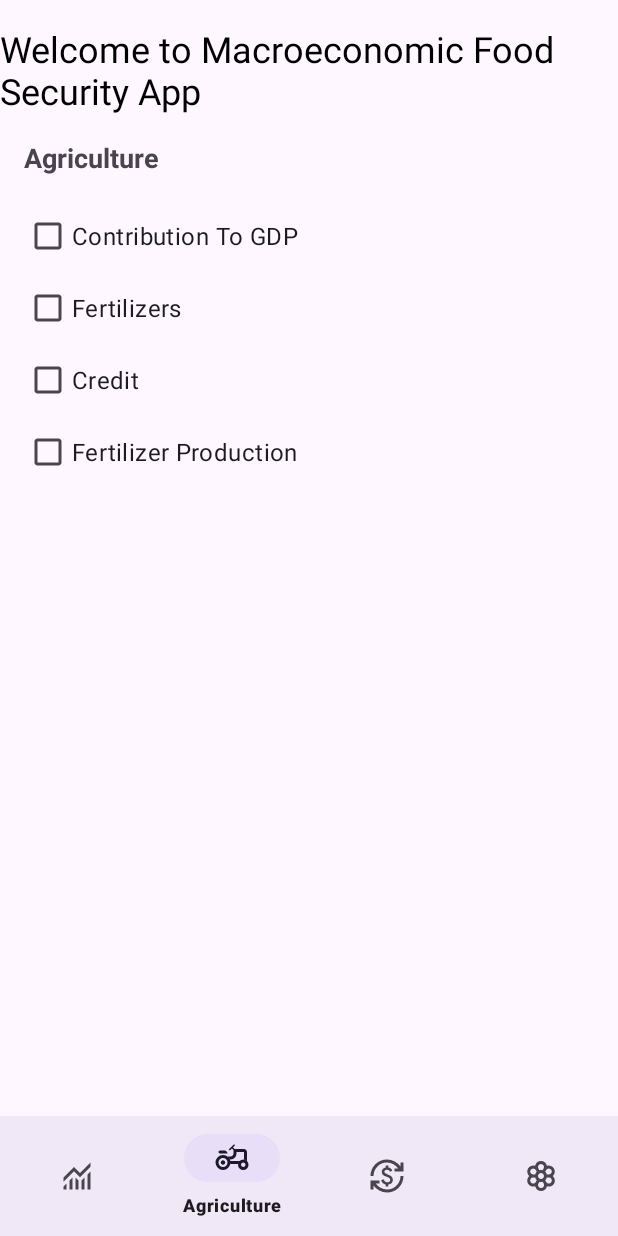
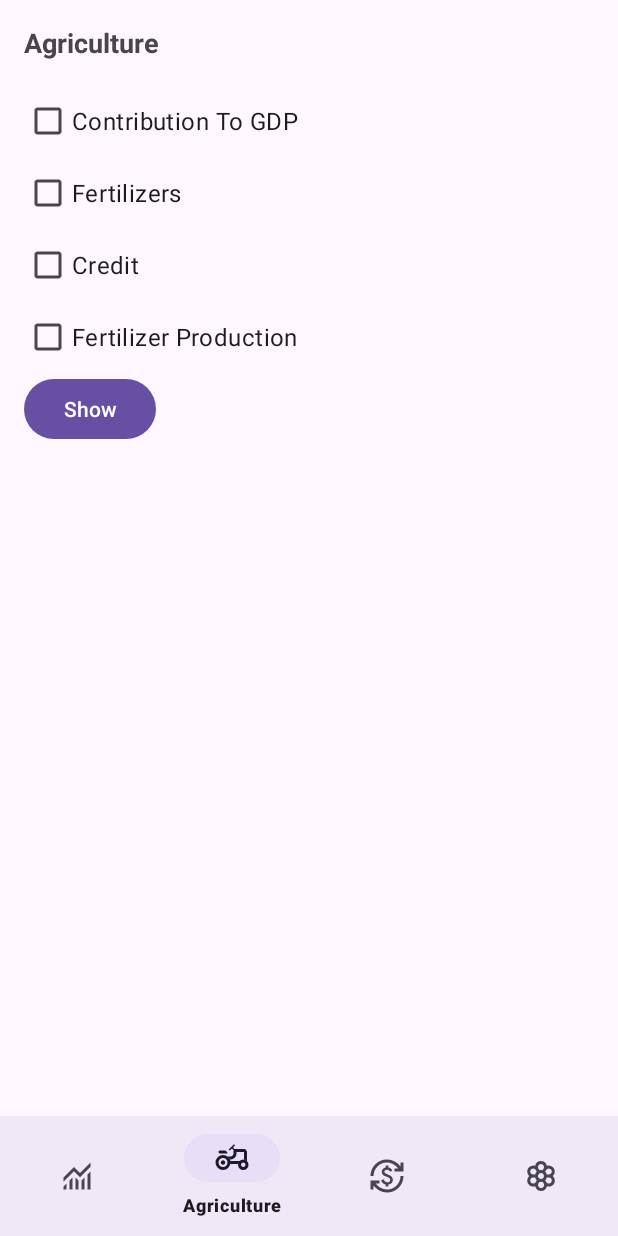
Before and after one commit to mkarthikkamath/CMPE277-Hackathon-DashboardApp, an Android app: the screen it shows after launch (MainActivity), item 2 of the bottom bar chosen, on a phone screen of 412 x 824 dp. Run offline under Robolectric (Android 15) with nearby library versions, the phone set to English and light mode, and no system bars.

Commit message:
Added more changes

```diff
--- a/app/app/src/main/java/com/cmpe277/dashboardapp/AgricultureFragment.java
+++ b/app/app/src/main/java/com/cmpe277/dashboardapp/AgricultureFragment.java
@@ -7,7 +7,30 @@ import android.view.View;
 import android.view.ViewGroup;
 import android.widget.CheckBox;
 
+import android.os.Bundle;
+import androidx.fragment.app.Fragment;
+import android.view.LayoutInflater;
+import android.view.View;
+import android.view.ViewGroup;
+import android.widget.CheckBox;
+import android.widget.Button;
+import android.widget.EditText;
+import android.widget.Toast;
+import java.io.BufferedReader;
+import java.io.IOException;
+import java.io.InputStream;
+import java.io.InputStreamReader;
+import java.util.ArrayList;
+import java.util.List;
+
 public class AgricultureFragment extends Fragment {
+    private View rootView;
+    private List<String[]> agricultureData; // List to store parsed CSV data
+    private EditText startYearEditText, endYearEditText;
+    private Button applyButton, showButton, annotationButton;
+    private CheckBox checkBoxContributionGDP;
+    // Define CheckBox variables for other checkboxes
+
     public AgricultureFragment() {
         // Required empty public constructor
     }
@@ -15,13 +38,66 @@ public class AgricultureFragment extends Fragment {
     @Override
     public View onCreateView(LayoutInflater inflater, ViewGroup container,
                              Bundle savedInstanceState) {
-        View rootView = inflater.inflate(R.layout.fragment_agriculture, container, false);
+        rootView = inflater.inflate(R.layout.fragment_agriculture, container, false);
 
-        // Find your checkboxes and set listeners or perform other actions as needed
-        CheckBox checkBoxContributionGDP = rootView.findViewById(R.id.checkBoxContributionGDP);
-        // Repeat for other checkboxes...
+        // Initialize UI components
+        startYearEditText = rootView.findViewById(R.id.start_year_edittext);
+        endYearEditText = rootView.findViewById(R.id.end_year_edittext);
+        applyButton = rootView.findViewById(R.id.apply_button);
+        showButton = rootView.findViewById(R.id.show_button);
+        annotationButton = rootView.findViewById(R.id.annotation_button);
+        checkBoxContributionGDP = rootView.findViewById(R.id.checkBoxContributionGDP);
+        // Initialize CheckBox variables for other checkboxes
+
+        // Read CSV file and parse data
+        agricultureData = readCSVData(); // Implement this method to read and parse CSV file
+
+        // Handle Show button click
+        showButton.setOnClickListener(new View.OnClickListener() {
+            @Override
+            public void onClick(View v) {
+                filterDataAndDisplay();
+            }
+        });
 
         return rootView;
     }
 
+    // Method to read CSV file and parse data
+    private List<String[]> readCSVData() {
+        List<String[]> data = new ArrayList<>();
+        InputStream inputStream = getResources().openRawResource(R.raw.agriculture_data); // Replace with your CSV file
+        BufferedReader reader = new BufferedReader(new InputStreamReader(inputStream));
+        String line;
+        try {
+            while ((line = reader.readLine()) != null) {
+                String[] row = line.split(","); // Split CSV rows by comma
+                data.add(row);
+            }
+            reader.close();
+            inputStream.close();
+        } catch (IOException e) {
+            e.printStackTrace();
+        }
+        return data;
+    }
+
+    // Method to filter data based on selected checkboxes and display results
+    private void filterDataAndDisplay() {
+        String startYear = startYearEditText.getText().toString();
+        String endYear = endYearEditText.getText().toString();
+
+        // Implement filtering logic based on selected checkboxes and provided start/end years
+        List<String[]> filteredData = new ArrayList<>();
+        for (String[] row : agricultureData) {
+            // Implement your filtering conditions here based on checkbox selection and year range
+            if (checkBoxContributionGDP.isChecked()) {
+                // Add filtering logic for Contribution to GDP checkbox
+            }
+            // Add filtering logic for other checkboxes
+        }
+
+        // Display filtered data or perform other actions as needed
+        Toast.makeText(getActivity(), "Filtered data: " + filteredData.size(), Toast.LENGTH_SHORT).show();
+    }
 }
--- a/app/app/src/main/java/com/cmpe277/dashboardapp/MainActivity.java
+++ b/app/app/src/main/java/com/cmpe277/dashboardapp/MainActivity.java
@@ -5,6 +5,8 @@ import androidx.appcompat.app.AppCompatActivity;
 import androidx.fragment.app.Fragment;
 import android.os.Bundle;
 import android.view.MenuItem;
+import android.view.View;
+
 import com.google.android.material.bottomnavigation.BottomNavigationView;
 
 public class MainActivity extends AppCompatActivity {
@@ -45,10 +47,14 @@ public class MainActivity extends AppCompatActivity {
                     if (selectedFragment != null) {
                         getSupportFragmentManager().beginTransaction().replace(R.id.fragment_container,
                                 selectedFragment).commit();
+
+                        // Hide welcome message
+                        findViewById(R.id.welcome_message).setVisibility(View.GONE);
                     }
 
                     return true; // Return true to display the selected item as the selected menu item
                 }
             };
 
+
 }
--- a/app/app/src/main/res/layout/fragment_agriculture.xml
+++ b/app/app/src/main/res/layout/fragment_agriculture.xml
@@ -40,4 +40,10 @@
         android:layout_height="wrap_content"
         android:text="Fertilizer Production"
         android:textSize="16sp"/>
+
+    <Button
+        android:id="@+id/show_button"
+        android:layout_width="wrap_content"
+        android:layout_height="wrap_content"
+        android:text="Show" />
 </LinearLayout>
```
Also changed, not shown: app/app/src/main/res/layout/fragment_agriculture_clear.xml (added, +54 -0 lines), app/app/src/main/res/layout/fragment_macroeconomic.xml (+7 -0 lines), app/app/src/main/res/layout/fragment_macroeconomic_clear.xml (added, +36 -0 lines), app/app/src/main/res/layout/fragment_trade.xml (+7 -0 lines), app/app/src/main/res/layout/fragment_trade_clear.xml (added, +36 -0 lines), app/app/src/main/res/raw/agriculture_data.csv (added).
